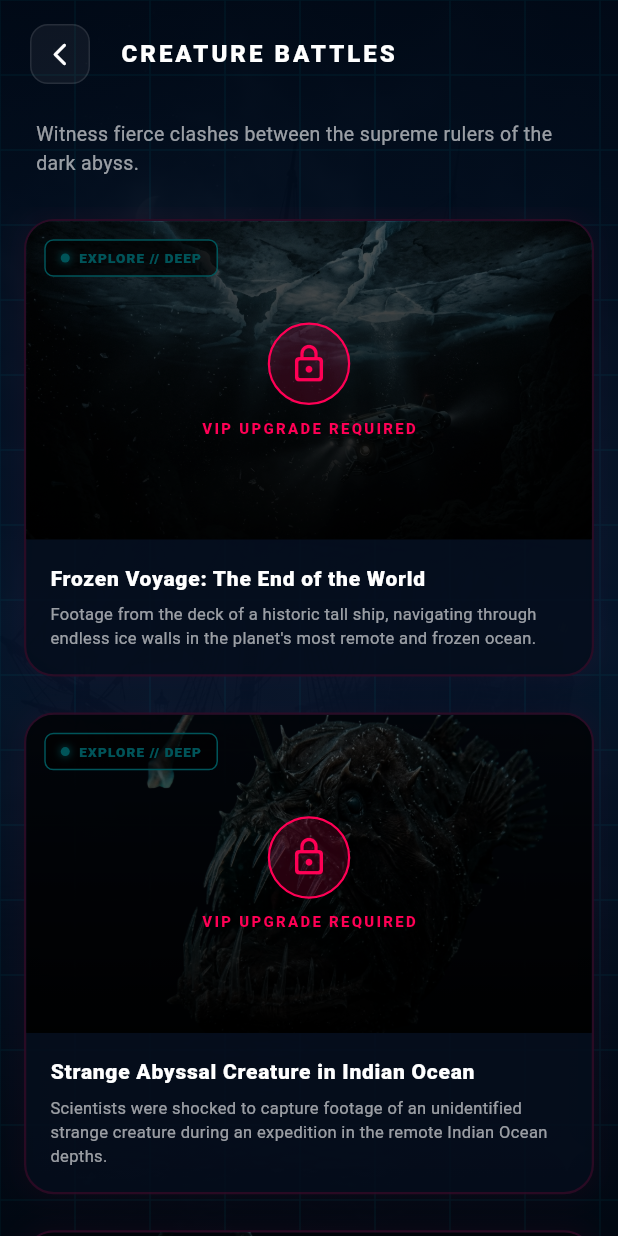
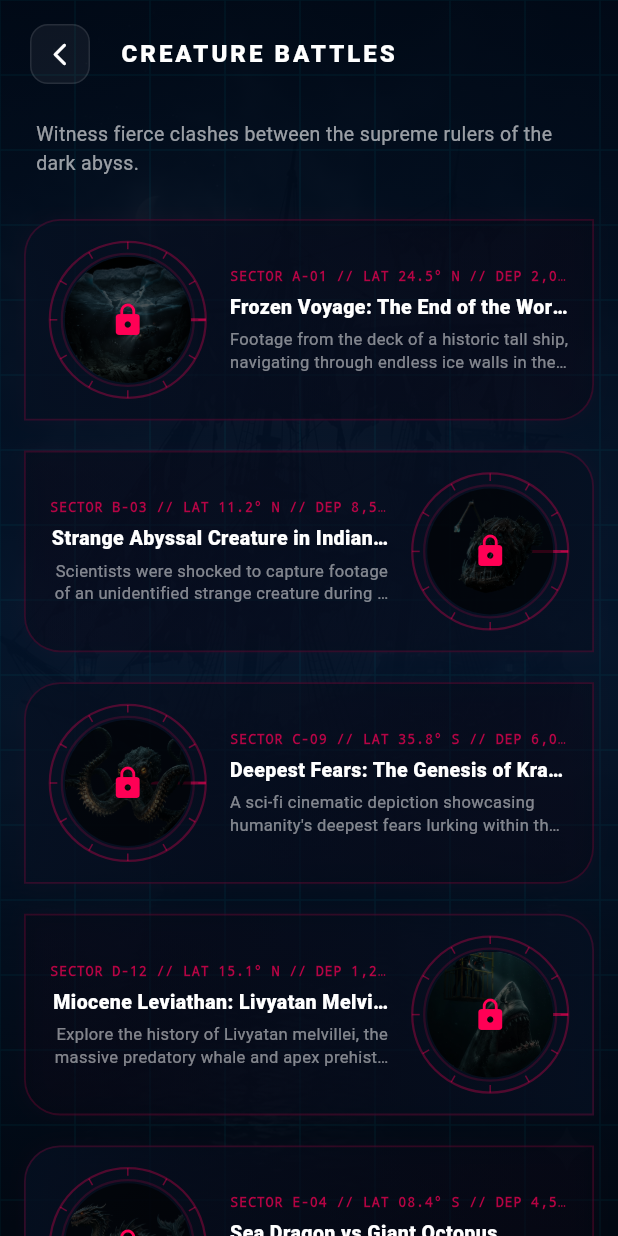
Before and after one commit to daotronghieu2532000/noiso_biensau, a Flutter app: the VideoScreen screen opened directly, on a phone screen of 412 x 824 dp. Run offline on Flutter 3.47's test engine with Material 3 defaults, Android fonts, the phone set to English and light mode, and no system bars; our stand-ins replace audioplayers, in_app_purchase, shared_preferences, video_player; accounts and stored records are empty; network calls fail.

Commit message:
style: Nâng cấp giao diện danh sách video thành Asymmetric Submarine Sonar Radar Portals độc đáo và phá cách

```diff
--- a/lib/screens/video_screen.dart
+++ b/lib/screens/video_screen.dart
@@ -825,6 +825,7 @@ class _VideoScreenState extends State<VideoScreen> {
                                 final video = videos[index];
                                 return _VipVideoCard(
                                   video: video,
+                                  index: index,
                                   hasPremium: dataService.hasAnyPremium,
                                   languageCode: strings.languageCode,
                                   onTap: () => _playVideo(video, dataService.hasAnyPremium),
@@ -1054,12 +1055,14 @@ class _VideoPlayerDialogState extends State<_VideoPlayerDialog> {
 
 class _VipVideoCard extends StatefulWidget {
   final BattleVideo video;
+  final int index;
   final bool hasPremium;
   final String languageCode;
   final VoidCallback onTap;
 
   const _VipVideoCard({
     required this.video,
+    required this.index,
     required this.hasPremium,
     required this.languageCode,
     required this.onTap,
@@ -1090,10 +1093,156 @@ class _VipVideoCardState extends State<_VipVideoCard> with SingleTickerProviderS
 
   @override
   Widget build(BuildContext context) {
-    final isVi = widget.languageCode == 'vi';
+
     final title = widget.video.getTitle(widget.languageCode);
     final desc = widget.video.getDescription(widget.languageCode);
-    final isBattle = title.toLowerCase().contains('vs');
+
+    final isEven = widget.index % 2 == 0;
+
+    // Asymmetric cyberpunk card corners
+    final cardRadius = isEven
+        ? const BorderRadius.only(
+            topLeft: Radius.circular(24),
+            bottomRight: Radius.circular(24),
+          )
+        : const BorderRadius.only(
+            topRight: Radius.circular(24),
+            bottomLeft: Radius.circular(24),
+          );
+
+    final accentColor = widget.hasPremium
+        ? const Color(0xFF00F0FF)
+        : const Color(0xFFFF0055);
+
+    // Dynamic coordinates & sonar signals
+    final List<String> mockCoords = [
+      'SECTOR A-01 // LAT 24.5° N // DEP 2,000M',
+      'SECTOR B-03 // LAT 11.2° N // DEP 8,500M',
+      'SECTOR C-09 // LAT 35.8° S // DEP 6,000M',
+      'SECTOR D-12 // LAT 15.1° N // DEP 1,200M',
+      'SECTOR E-04 // LAT 08.4° S // DEP 4,500M',
+      'SECTOR F-07 // LAT 42.1° N // DEP 3,100M',
+    ];
+    final coordText = mockCoords[widget.index % mockCoords.length];
+
+    final portalWidget = Stack(
+      alignment: Alignment.center,
+      children: [
+        // Submarine Viewport / Sonar Radar Sweep Animation
+        SizedBox(
+          width: 104,
+          height: 104,
+          child: CustomPaint(
+            painter: _RadarRingPainter(
+              angle: _pulseController.value,
+              color: accentColor,
+            ),
+          ),
+        ),
+        // Creature Thumbnail Viewport
+        Container(
+          width: 84,
+          height: 84,
+          decoration: const BoxDecoration(
+            shape: BoxShape.circle,
+          ),
+          child: ClipOval(
+            child: Image.asset(
+              widget.video.thumbnailUrl,
+              fit: BoxFit.cover,
+            ),
+          ),
+        ),
+        // Dark Vignette/Tint Screen
+        Container(
+          width: 84,
+          height: 84,
+          decoration: BoxDecoration(
+            shape: BoxShape.circle,
+            color: Colors.black.withValues(alpha: widget.hasPremium ? 0.35 : 0.65),
+          ),
+        ),
+        // Lock / Sonar Play Button Overlay
+        if (!widget.hasPremium)
+          const Icon(
+            Icons.lock_rounded,
+            color: Color(0xFFFF0055),
+            size: 24,
+          )
+        else
+          ScaleTransition(
+            scale: Tween<double>(begin: 0.95, end: 1.05).animate(
+              CurvedAnimation(
+                parent: _pulseController,
+                curve: Curves.easeInOut,
+              ),
+            ),
+            child: Container(
+              width: 38,
+              height: 38,
+              decoration: BoxDecoration(
+                shape: BoxShape.circle,
+                color: Colors.black.withValues(alpha: 0.7),
+                border: Border.all(color: const Color(0xFF00F0FF), width: 1.5),
+              ),
+              child: const Icon(
+                Icons.play_arrow_rounded,
+                color: Color(0xFF00F0FF),
+                size: 24,
+              ),
+            ),
+          ),
+      ],
+    );
+
+    final infoWidget = Expanded(
+      child: Column(
+        crossAxisAlignment: isEven ? CrossAxisAlignment.start : CrossAxisAlignment.end,
+        mainAxisAlignment: MainAxisAlignment.center,
+        children: [
+          // Cyber Sector & Coordinate details
+          Text(
+            coordText,
+            maxLines: 1,
+            overflow: TextOverflow.ellipsis,
+            style: TextStyle(
+              color: accentColor.withValues(alpha: 0.7),
+              fontSize: 9,
+              fontFamily: 'monospace',
+              fontWeight: FontWeight.bold,
+              letterSpacing: 0.5,
+            ),
+          ),
+          const SizedBox(height: 5),
+          // Title
+          Text(
+            title,
+            maxLines: 1,
+            overflow: TextOverflow.ellipsis,
+            textAlign: isEven ? TextAlign.left : TextAlign.right,
+            style: const TextStyle(
+              color: Colors.white,
+              fontSize: 13,
+              fontWeight: FontWeight.w900,
+              letterSpacing: 0.3,
+            ),
+          ),
+          const SizedBox(height: 5),
+          // Description
+          Text(
+            desc,
+            maxLines: 2,
+            overflow: TextOverflow.ellipsis,
+            textAlign: isEven ? TextAlign.left : TextAlign.right,
+            style: TextStyle(
+              color: Colors.white.withValues(alpha: 0.5),
+              fontSize: 11,
+              height: 1.35,
+            ),
+          ),
+        ],
+      ),
+    );
 
     return GestureDetector(
       onTapDown: (_) => setState(() => _isPressed = true),
@@ -1103,231 +1252,111 @@ class _VipVideoCardState extends State<_VipVideoCard> with SingleTickerProviderS
       },
       onTapCancel: () => setState(() => _isPressed = false),
       child: AnimatedScale(
-        scale: _isPressed ? 0.97 : 1.0,
-        duration: const Duration(milliseconds: 150),
-        curve: Curves.easeOut,
+        scale: _isPressed ? 0.96 : 1.0,
+        duration: const Duration(milliseconds: 100),
         child: AnimatedContainer(
-          duration: const Duration(milliseconds: 300),
-          margin: const EdgeInsets.only(bottom: 24),
+          duration: const Duration(milliseconds: 250),
+          margin: const EdgeInsets.only(bottom: 20),
+          padding: const EdgeInsets.symmetric(horizontal: 16, vertical: 14),
           decoration: BoxDecoration(
-            borderRadius: BorderRadius.circular(20),
+            borderRadius: cardRadius,
             border: Border.all(
-              color: widget.hasPremium
-                  ? const Color(0xFF00F0FF).withValues(alpha: _isPressed ? 0.4 : 0.15)
-                  : const Color(0xFFFF0055).withValues(alpha: _isPressed ? 0.4 : 0.15),
-              width: 1.5,
+              color: accentColor.withValues(alpha: _isPressed ? 0.45 : 0.18),
+              width: 1.2,
             ),
-            color: const Color(0xFF030D1B).withValues(alpha: 0.85),
+            gradient: LinearGradient(
+              colors: isEven
+                  ? [
+                      const Color(0xFF041021).withValues(alpha: 0.8),
+                      const Color(0xFF020712).withValues(alpha: 0.4),
+                    ]
+                  : [
+                      const Color(0xFF020712).withValues(alpha: 0.4),
+                      const Color(0xFF041021).withValues(alpha: 0.8),
+                    ],
+              begin: Alignment.centerLeft,
+              end: Alignment.centerRight,
+            ),
             boxShadow: [
               BoxShadow(
-                color: (widget.hasPremium ? const Color(0xFF00F0FF) : const Color(0xFFFF0055))
-                    .withValues(alpha: _isPressed ? 0.15 : 0.05),
-                blurRadius: 15,
-                spreadRadius: 1,
+                color: accentColor.withValues(alpha: _isPressed ? 0.15 : 0.03),
+                blurRadius: 10,
               ),
             ],
           ),
-          child: ClipRRect(
-            borderRadius: BorderRadius.circular(18),
-            child: Column(
-              crossAxisAlignment: CrossAxisAlignment.start,
-              children: [
-                // Thumbnail Stack
-                Stack(
-                  alignment: Alignment.center,
-                  children: [
-                    // Image with dark gradient vignette
-                    AspectRatio(
-                      aspectRatio: 16 / 9,
-                      child: Image.asset(
-                        widget.video.thumbnailUrl,
-                        fit: BoxFit.cover,
-                      ),
-                    ),
-                    // Dark vignette overlay
-                    Positioned.fill(
-                      child: Container(
-                        decoration: BoxDecoration(
-                          gradient: LinearGradient(
-                            colors: [
-                              Colors.transparent,
-                              Colors.black.withValues(alpha: 0.85),
-                            ],
-                            begin: Alignment.topCenter,
-                            end: Alignment.bottomCenter,
-                          ),
-                        ),
-                      ),
-                    ),
-
-                    // Cyber Tag on Top-Left
-                    Positioned(
-                      top: 12,
-                      left: 12,
-                      child: Container(
-                        padding: const EdgeInsets.symmetric(horizontal: 10, vertical: 5),
-                        decoration: BoxDecoration(
-                          borderRadius: BorderRadius.circular(6),
-                          color: Colors.black.withValues(alpha: 0.65),
-                          border: Border.all(
-                            color: isBattle ? const Color(0xFFFF3366) : const Color(0xFF00F0FF),
-                            width: 1,
-                          ),
-                        ),
-                        child: Row(
-                          mainAxisSize: MainAxisSize.min,
-                          children: [
-                            Container(
-                              width: 6,
-                              height: 6,
-                              decoration: BoxDecoration(
-                                shape: BoxShape.circle,
-                                color: isBattle ? const Color(0xFFFF3366) : const Color(0xFF00F0FF),
-                                boxShadow: [
-                                  BoxShadow(
-                                    color: isBattle ? const Color(0xFFFF3366) : const Color(0xFF00F0FF),
-                                    blurRadius: 4,
-                                  ),
-                                ],
-                              ),
-                            ),
-                            const SizedBox(width: 6),
-                            Text(
-                              isBattle
-                                  ? (isVi ? 'ĐỐI ĐẦU // CLASH' : 'BATTLE // CLASH')
-                                  : (isVi ? 'KHÁM PHÁ // DEEP' : 'EXPLORE // DEEP'),
-                              style: TextStyle(
-                                color: isBattle ? const Color(0xFFFF3366) : const Color(0xFF00F0FF),
-                                fontSize: 9,
-                                fontWeight: FontWeight.w900,
-                                letterSpacing: 0.8,
-                              ),
-                            ),
-                          ],
-                        ),
-                      ),
-                    ),
-
-                    // Frosted Lock Screen if VIP locked
-                    if (!widget.hasPremium)
-                      Positioned.fill(
-                        child: Container(
-                          color: Colors.black.withValues(alpha: 0.65),
-                          child: Center(
-                            child: Column(
-                              mainAxisAlignment: MainAxisAlignment.center,
-                              children: [
-                                Container(
-                                  padding: const EdgeInsets.all(12),
-                                  decoration: BoxDecoration(
-                                    shape: BoxShape.circle,
-                                    color: const Color(0xFFFF0055).withValues(alpha: 0.15),
-                                    border: Border.all(color: const Color(0xFFFF0055), width: 1.5),
-                                  ),
-                                  child: const Icon(
-                                    Icons.lock_outline_rounded,
-                                    color: Color(0xFFFF0055),
-                                    size: 28,
-                                  ),
-                                ),
-                                const SizedBox(height: 8),
-                                Text(
-                                  isVi ? 'KÍCH HOẠT VIP ĐỂ XEM' : 'VIP UPGRADE REQUIRED',
-                                  style: const TextStyle(
-                                    color: Color(0xFFFF0055),
-                                    fontSize: 10,
-                                    fontWeight: FontWeight.w900,
-                                    letterSpacing: 1.5,
-                                  ),
-                                ),
-                              ],
-                            ),
-                          ),
-                        ),
-                      ),
-
-                    // Play button overlay if VIP unlocked
-                    if (widget.hasPremium)
-                      AnimatedBuilder(
-                        animation: _pulseController,
-                        builder: (context, child) {
-                          return Stack(
-                            alignment: Alignment.center,
-                            children: [
-                              // Pulsating sonar ring 1
-                              Container(
-                                width: 56 + (_pulseController.value * 20),
-                                height: 56 + (_pulseController.value * 20),
-                                decoration: BoxDecoration(
-                                  shape: BoxShape.circle,
-                                  border: Border.all(
-                                    color: const Color(0xFF00F0FF).withValues(
-                                      alpha: (1.0 - _pulseController.value).clamp(0.0, 1.0),
-                                    ),
-                                    width: 1.5,
-                                  ),
-                                ),
-                              ),
-                              // Play Button
-                              Container(
-                                width: 54,
-                                height: 54,
-                                decoration: BoxDecoration(
-                                  shape: BoxShape.circle,
-                                  color: Colors.black.withValues(alpha: 0.7),
-                                  border: Border.all(color: const Color(0xFF00F0FF), width: 2),
-                                  boxShadow: [
-                                    BoxShadow(
-                                      color: const Color(0xFF00F0FF).withValues(alpha: 0.3),
-                                      blurRadius: 10,
-                                    ),
-                                  ],
-                                ),
-                                child: const Icon(
-                                  Icons.play_arrow_rounded,
-                                  color: Color(0xFF00F0FF),
-                                  size: 34,
-                                ),
-                              ),
-                            ],
-                          );
-                        },
-                      ),
+          child: Row(
+            children: isEven
+                ? [
+                    portalWidget,
+                    const SizedBox(width: 16),
+                    infoWidget,
+                  ]
+                : [
+                    infoWidget,
+                    const SizedBox(width: 16),
+                    portalWidget,
                   ],
-                ),
-
-                // Info Section
-                Padding(
-                  padding: const EdgeInsets.all(16),
-                  child: Column(
-                    crossAxisAlignment: CrossAxisAlignment.start,
-                    children: [
-                      Text(
-                        title,
-                        style: const TextStyle(
-                          color: Colors.white,
-                          fontSize: 14,
-                          fontWeight: FontWeight.w900,
-                          letterSpacing: 0.5,
-                        ),
-                      ),
-                      const SizedBox(height: 6),
-                      Text(
-                        desc,
-                        style: TextStyle(
-                          color: Colors.white.withValues(alpha: 0.6),
-                          fontSize: 11,
-                          height: 1.45,
-                        ),
-                      ),
-                    ],
-                  ),
-                ),
-              ],
-            ),
           ),
         ),
       ),
     );
   }
 }
+
+class _RadarRingPainter extends CustomPainter {
+  final double angle;
+  final Color color;
+
+  _RadarRingPainter({required this.angle, required this.color});
+
+  @override
+  void paint(Canvas canvas, Size size) {
+    final center = Offset(size.width / 2, size.height / 2);
+    final radius = size.width / 2;
+
+    final paint = Paint()
+      ..color = color.withValues(alpha: 0.3)
+      ..strokeWidth = 1.5
+      ..style = PaintingStyle.stroke;
+
+    // Draw outer radar boundary
+    canvas.drawCircle(center, radius, paint);
+
+    // Draw inner border rim
+    canvas.drawCircle(center, radius - 8, paint..color = color.withValues(alpha: 0.15));
+
+    // Draw compass degree markers (ticks)
+    final tickPaint = Paint()
+      ..color = color.withValues(alpha: 0.4)
+      ..strokeWidth = 1.0;
+
+    for (int i = 0; i < 360; i += 30) {
+      final rad = i * math.pi / 180;
+      final start = Offset(
+        center.dx + (radius - 5) * math.cos(rad),
+        center.dy + (radius - 5) * math.sin(rad),
+      );
+      final end = Offset(
+        center.dx + radius * math.cos(rad),
+        center.dy + radius * math.sin(rad),
+      );
+      canvas.drawLine(start, end, tickPaint);
+    }
+
+    // Active sweep radar ray
+    final sweepPaint = Paint()
+      ..color = color.withValues(alpha: 0.5)
+      ..strokeWidth = 2.0;
+    final sweepRad = angle * 2 * math.pi;
+    final sweepEnd = Offset(
+      center.dx + radius * math.cos(sweepRad),
+      center.dy + radius * math.sin(sweepRad),
+    );
+    canvas.drawLine(center, sweepEnd, sweepPaint);
+  }
+
+  @override
+  bool shouldRepaint(_RadarRingPainter oldDelegate) {
+    return oldDelegate.angle != angle || oldDelegate.color != color;
+  }
+}
```
